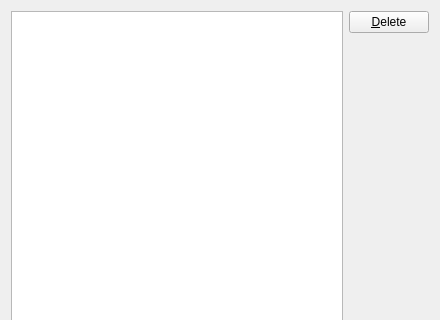
Before: the Qt Designer form anymeal/category_picker.ui in wedesoft/anymeal, drawn with Qt 5; both pictures show x 0 to 440 and y 0 to 320 of the 440 by 543 pixel window.
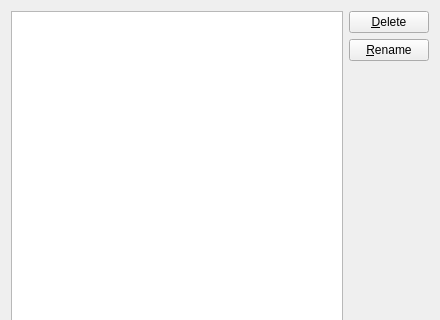
After: the same form once the commit is applied.

Commit message: Add rename dialog.

What changed in the file:
```diff
--- a/anymeal/category_picker.ui
+++ b/anymeal/category_picker.ui
@@ -38,6 +38,13 @@
          </property>
         </widget>
        </item>
+       <item>
+        <widget class="QPushButton" name="rename_button">
+         <property name="text">
+          <string>&amp;Rename</string>
+         </property>
+        </widget>
+       </item>
        <item>
         <spacer name="verticalSpacer">
          <property name="orientation">
```
The commit also changes 9 other files.
